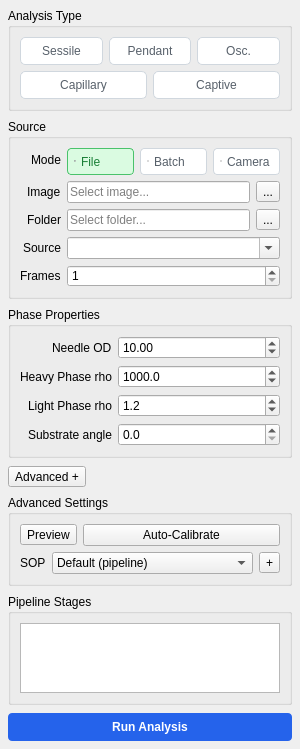
Qt form src/menipy/gui/views/setup_panel.ui (carenaudo/Menipy) before a commit.
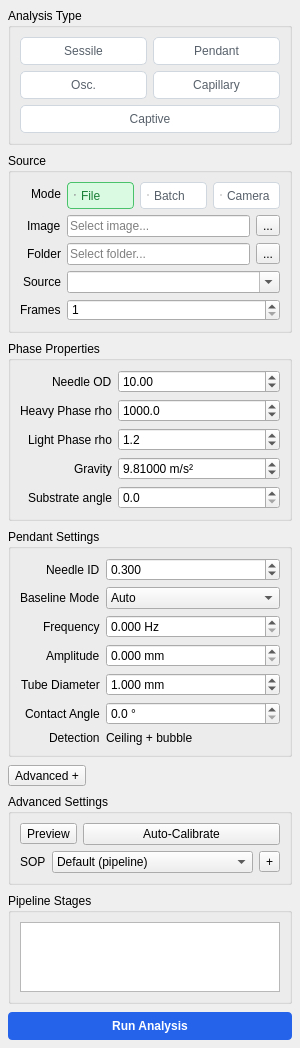
The same form after that commit.

Commit message: Add pipeline UI, gravity & key-results panel

What changed in the file:
```diff
--- a/src/menipy/gui/views/setup_panel.ui
+++ b/src/menipy/gui/views/setup_panel.ui
@@ -19,12 +19,9 @@
    <item>
     <widget class="QGroupBox" name="pipelineGroup">
      <property name="title"><string>Analysis Type</string></property>
-     <layout class="QVBoxLayout" name="pipelineButtonLayout">
+     <layout class="QGridLayout" name="pipelineButtonLayout">
       <property name="spacing"><number>6</number></property>
-      <item>
-       <layout class="QHBoxLayout" name="pipelineButtons">
-        <property name="spacing"><number>6</number></property>
-        <item>
+      <item row="0" column="0">
          <widget class="QPushButton" name="sessileBtn">
           <property name="text"><string>Sessile</string></property>
           <property name="checkable"><bool>true</bool></property>
@@ -35,8 +32,8 @@
 QPushButton:checked { background: #DDF4FF; border: 1px solid #0969DA; color: #0969DA; font-weight: 600; }</string>
           </property>
          </widget>
-        </item>
-        <item>
+      </item>
+      <item row="0" column="1">
          <widget class="QPushButton" name="pendantBtn">
           <property name="text"><string>Pendant</string></property>
           <property name="checkable"><bool>true</bool></property>
@@ -47,8 +44,8 @@
 QPushButton:checked { background: #DDF4FF; border: 1px solid #0969DA; color: #0969DA; font-weight: 600; }</string>
           </property>
          </widget>
-        </item>
-        <item>
+      </item>
+      <item row="1" column="0">
          <widget class="QPushButton" name="oscillatingBtn">
           <property name="text"><string>Osc.</string></property>
           <property name="checkable"><bool>true</bool></property>
@@ -59,13 +56,8 @@
 QPushButton:checked { background: #DDF4FF; border: 1px solid #0969DA; color: #0969DA; font-weight: 600; }</string>
           </property>
          </widget>
-        </item>
-       </layout>
       </item>
-      <item>
-       <layout class="QHBoxLayout" name="pipelineButtonsRow2">
-        <property name="spacing"><number>6</number></property>
-        <item>
+      <item row="1" column="1">
          <widget class="QPushButton" name="capillaryBtn">
           <property name="text"><string>Capillary</string></property>
           <property name="checkable"><bool>true</bool></property>
@@ -76,8 +68,8 @@
 QPushButton:checked { background: #DDF4FF; border: 1px solid #0969DA; color: #0969DA; font-weight: 600; }</string>
           </property>
          </widget>
-        </item>
-        <item>
+      </item>
+      <item row="2" column="0" colspan="2">
          <widget class="QPushButton" name="captiveBtn">
           <property name="text"><string>Captive</string></property>
           <property name="checkable"><bool>true</bool></property>
@@ -88,8 +80,6 @@
 QPushButton:checked { background: #DDF4FF; border: 1px solid #0969DA; color: #0969DA; font-weight: 600; }</string>
           </property>
          </widget>
-        </item>
-       </layout>
       </item>
      </layout>
     </widget>
@@ -240,11 +230,25 @@
        </widget>
       </item>
       <item row="3" column="0">
+       <widget class="QLabel" name="gravityLabel">
+        <property name="text"><string>Gravity</string></property>
+       </widget>
+      </item>
+      <item row="3" column="1">
+       <widget class="QDoubleSpinBox" name="gravitySpin">
+        <property name="minimum"><double>0.000000000000000</double></property>
+        <property name="maximum"><double>30.000000000000000</double></property>
+        <property name="value"><double>9.806650000000000</double></property>
+        <property name="decimals"><number>5</number></property>
+        <property name="suffix"><string> m/s²</string></property>
+       </widget>
+      </item>
+      <item row="4" column="0">
        <widget class="QLabel" name="substrateAngleLabel">
         <property name="text"><string>Substrate angle</string></property>
        </widget>
       </item>
-      <item row="3" column="1">
+      <item row="4" column="1">
        <widget class="QDoubleSpinBox" name="substrateAngleSpin">
         <property name="minimum"><double>0.000000000000000</double></property>
         <property name="maximum"><double>180.000000000000000</double></property>
@@ -255,6 +259,108 @@
      </layout>
     </widget>
    </item>
+   <item>
+    <widget class="QGroupBox" name="pipelineSettingsGroup">
+     <property name="title"><string>Pendant Settings</string></property>
+     <layout class="QFormLayout" name="pipelineSettingsForm">
+      <property name="labelAlignment"><set>Qt::AlignRight|Qt::AlignTrailing|Qt::AlignVCenter</set></property>
+      <item row="0" column="0">
+       <widget class="QLabel" name="pendantNeedleIdLabel">
+        <property name="text"><string>Needle ID</string></property>
+       </widget>
+      </item>
+      <item row="0" column="1">
+       <widget class="QDoubleSpinBox" name="pendantNeedleIdSpin">
+        <property name="minimum"><double>0.000000000000000</double></property>
+        <property name="maximum"><double>100.000000000000000</double></property>
+        <property name="value"><double>0.300000000000000</double></property>
+        <property name="decimals"><number>3</number></property>
+       </widget>
+      </item>
+      <item row="1" column="0">
+       <widget class="QLabel" name="sessileBaselineModeLabel">
+        <property name="text"><string>Baseline Mode</string></property>
+       </widget>
+      </item>
+      <item row="1" column="1">
+       <widget class="QComboBox" name="sessileBaselineModeCombo">
+        <item>
+         <property name="text"><string>Auto</string></property>
+        </item>
+        <item>
+         <property name="text"><string>Manual</string></property>
+        </item>
+       </widget>
+      </item>
+      <item row="2" column="0">
+       <widget class="QLabel" name="oscillatingFrequencyLabel">
+        <property name="text"><string>Frequency</string></property>
+       </widget>
+      </item>
+      <item row="2" column="1">
+       <widget class="QDoubleSpinBox" name="oscillatingFrequencySpin">
+        <property name="minimum"><double>0.000000000000000</double></property>
+        <property name="maximum"><double>10000.000000000000000</double></property>
+        <property name="value"><double>0.000000000000000</double></property>
+        <property name="decimals"><number>3</number></property>
+        <property name="suffix"><string> Hz</string></property>
+       </widget>
+      </item>
+      <item row="3" column="0">
+       <widget class="QLabel" name="oscillatingAmplitudeLabel">
+        <property name="text"><string>Amplitude</string></property>
+       </widget>
+      </item>
+      <item row="3" column="1">
+       <widget class="QDoubleSpinBox" name="oscillatingAmplitudeSpin">
+        <property name="minimum"><double>0.000000000000000</double></property>
+        <property name="maximum"><double>1000.000000000000000</double></property>
+        <property name="value"><double>0.000000000000000</double></property>
+        <property name="decimals"><number>3</number></property>
+        <property name="suffix"><string> mm</string></property>
+       </widget>
+      </item>
+      <item row="4" column="0">
+       <widget class="QLabel" name="capillaryTubeDiameterLabel">
+        <property name="text"><string>Tube Diameter</string></property>
+       </widget>
+      </item>
+      <item row="4" column="1">
+       <widget class="QDoubleSpinBox" name="capillaryTubeDiameterSpin">
+        <property name="minimum"><double>0.001000000000000</double></property>
+        <property name="maximum"><double>100.000000000000000</double></property>
+        <property name="value"><double>1.000000000000000</double></property>
+        <property name="decimals"><number>3</number></property>
+        <property name="suffix"><string> mm</string></property>
+       </widget>
+      </item>
+      <item row="5" column="0">
+       <widget class="QLabel" name="capillaryContactAngleLabel">
+        <property name="text"><string>Contact Angle</string></property>
+       </widget>
+      </item>
+      <item row="5" column="1">
+       <widget class="QDoubleSpinBox" name="capillaryContactAngleSpin">
+        <property name="minimum"><double>0.000000000000000</double></property>
+        <property name="maximum"><double>180.000000000000000</double></property>
+        <property name="value"><double>0.000000000000000</double></property>
+        <property name="decimals"><number>1</number></property>
+        <property name="suffix"><string> °</string></property>
+       </widget>
+      </item>
+      <item row="6" column="0">
+       <widget class="QLabel" name="captiveDetectionLabel">
+        <property name="text"><string>Detection</string></property>
+       </widget>
+      </item>
+      <item row="6" column="1">
+       <widget class="QLabel" name="captiveDetectionValue">
+        <property name="text"><string>Ceiling + bubble</string></property>
+       </widget>
+      </item>
+     </layout>
+    </widget>
+   </item>
    <item>
     <widget class="QToolButton" name="advancedToggleBtn">
      <property name="text"><string>Advanced +</string></property>
```
The commit also changes 10 other files.
